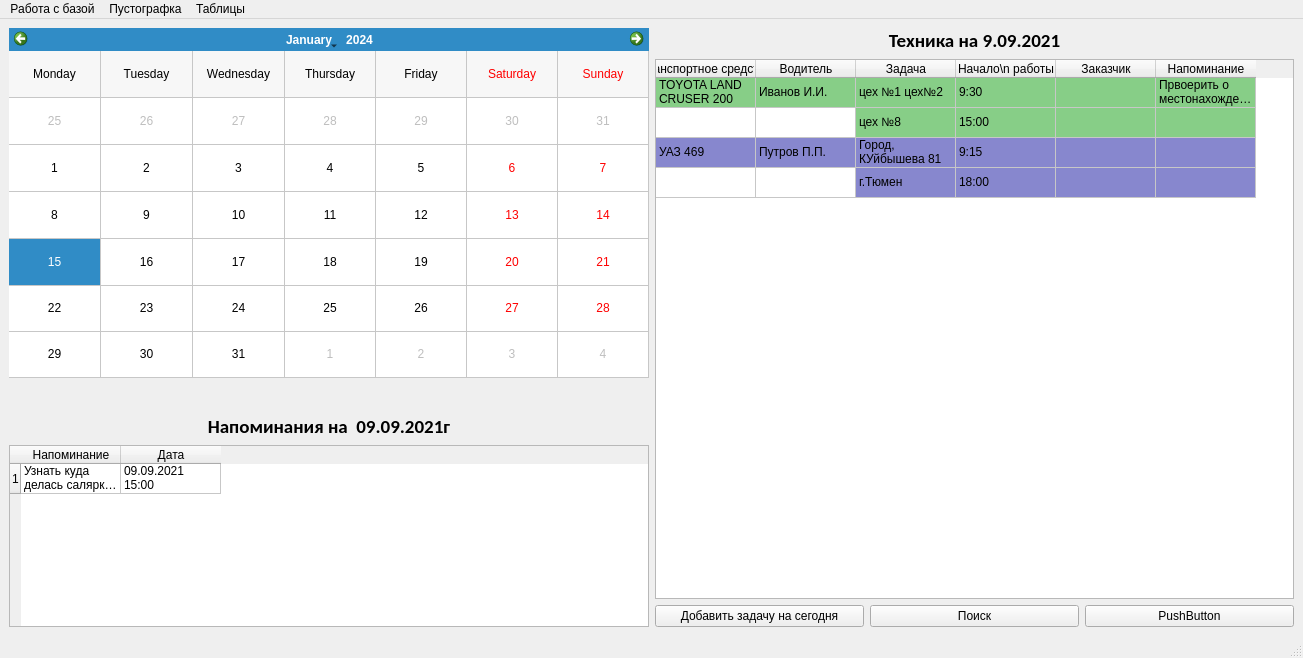
Before: the Qt Designer form !Dispatcher/MainForm.ui in viktor1856/Disptacher, drawn with Qt 5.
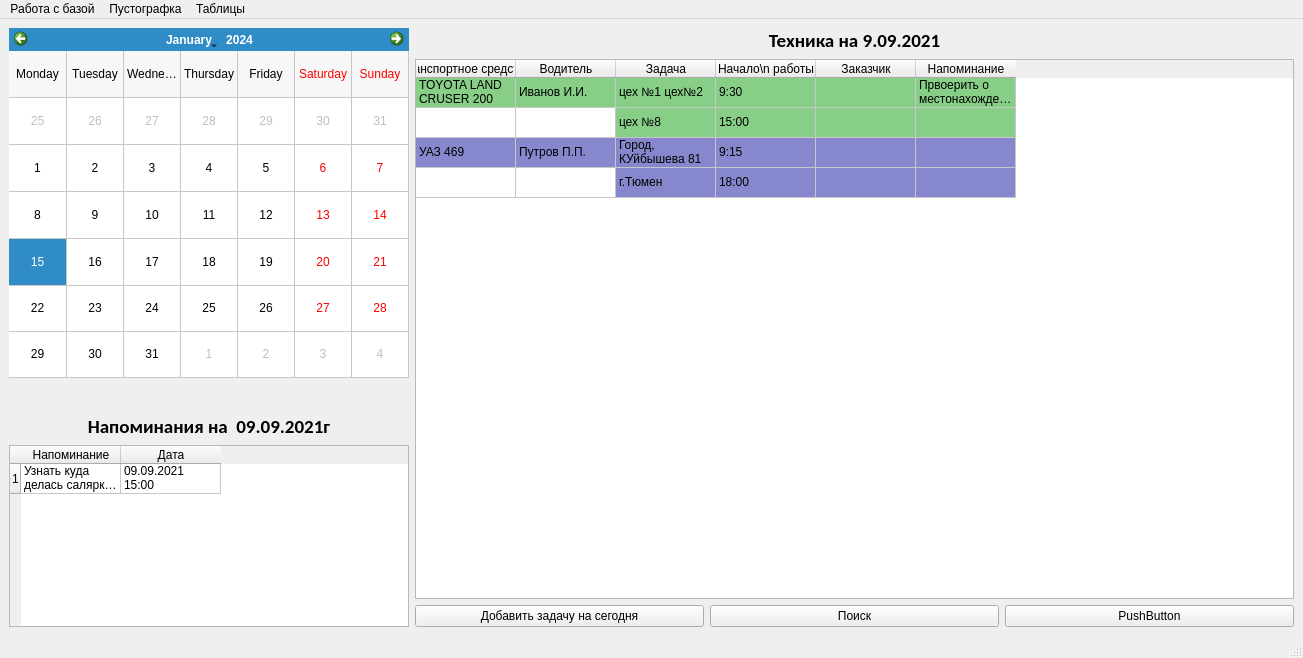
After: the same form once the commit is applied.

Commit message: -> Изменена форма(размер календаря) -> Добавлен запрос выборки задач с подстановкой словарей -> Добавлено заполнение таблицы с изменением цевтов

```diff
--- a/!Dispatcher/MainForm.ui
+++ b/!Dispatcher/MainForm.ui
@@ -25,6 +25,12 @@
           <height>350</height>
          </size>
         </property>
+        <property name="maximumSize">
+         <size>
+          <width>400</width>
+          <height>16777215</height>
+         </size>
+        </property>
         <property name="gridVisible">
          <bool>true</bool>
         </property>
@@ -57,6 +63,12 @@
       </item>
       <item>
        <widget class="QLabel" name="label_2">
+        <property name="maximumSize">
+         <size>
+          <width>400</width>
+          <height>16777215</height>
+         </size>
+        </property>
         <property name="font">
          <font>
           <family>Calibri</family>
@@ -75,6 +87,12 @@
       </item>
       <item>
        <widget class="QTableWidget" name="tableWidget_2">
+        <property name="maximumSize">
+         <size>
+          <width>400</width>
+          <height>16777215</height>
+         </size>
+        </property>
         <row>
          <property name="text">
           <string>1</string>
```
The commit also changes 3 other files.
